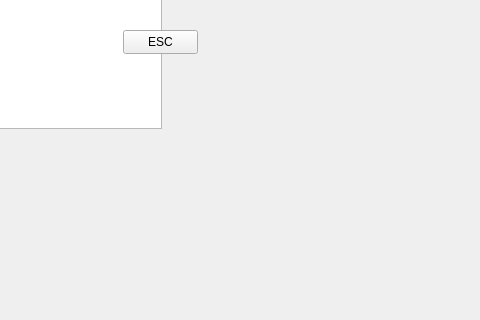
The window that uis/main.ui (SnayperTihCreator/Overlay) describes before a commit, drawn with Qt 5; both pictures show x 147 to 627 and y 280 to 600 of the 800 by 600 pixel window.
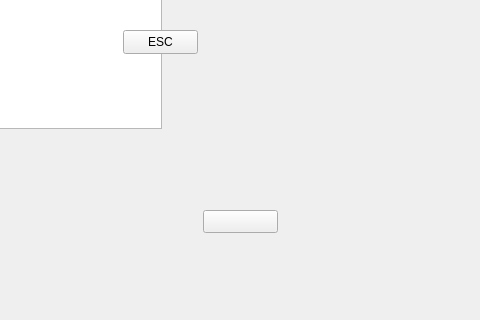
The same window after the commit.

The edit to the form file:
```diff
--- a/uis/main.ui
+++ b/uis/main.ui
@@ -73,6 +73,19 @@
      <string>X</string>
     </property>
    </widget>
+   <widget class="QPushButton" name="btnSetting">
+    <property name="geometry">
+     <rect>
+      <x>350</x>
+      <y>490</y>
+      <width>75</width>
+      <height>23</height>
+     </rect>
+    </property>
+    <property name="text">
+     <string/>
+    </property>
+   </widget>
   </widget>
   <widget class="QMenuBar" name="menubar">
    <property name="geometry">
```
Left out of the diff: 2 changed lines with no effect on the pictures.
